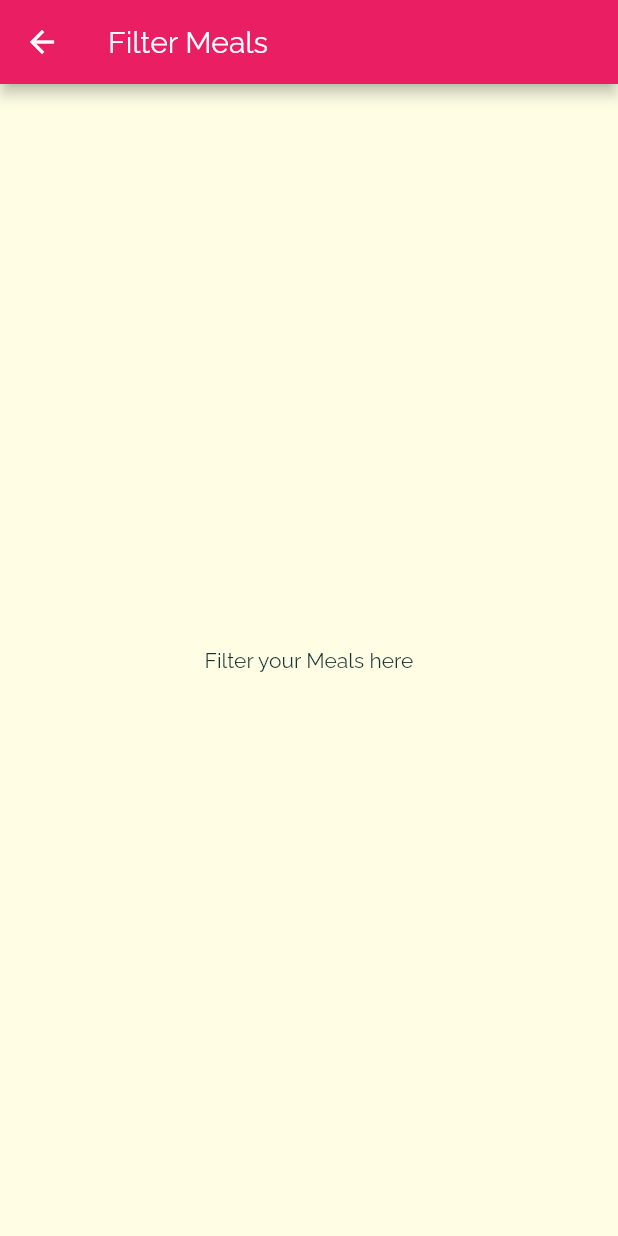
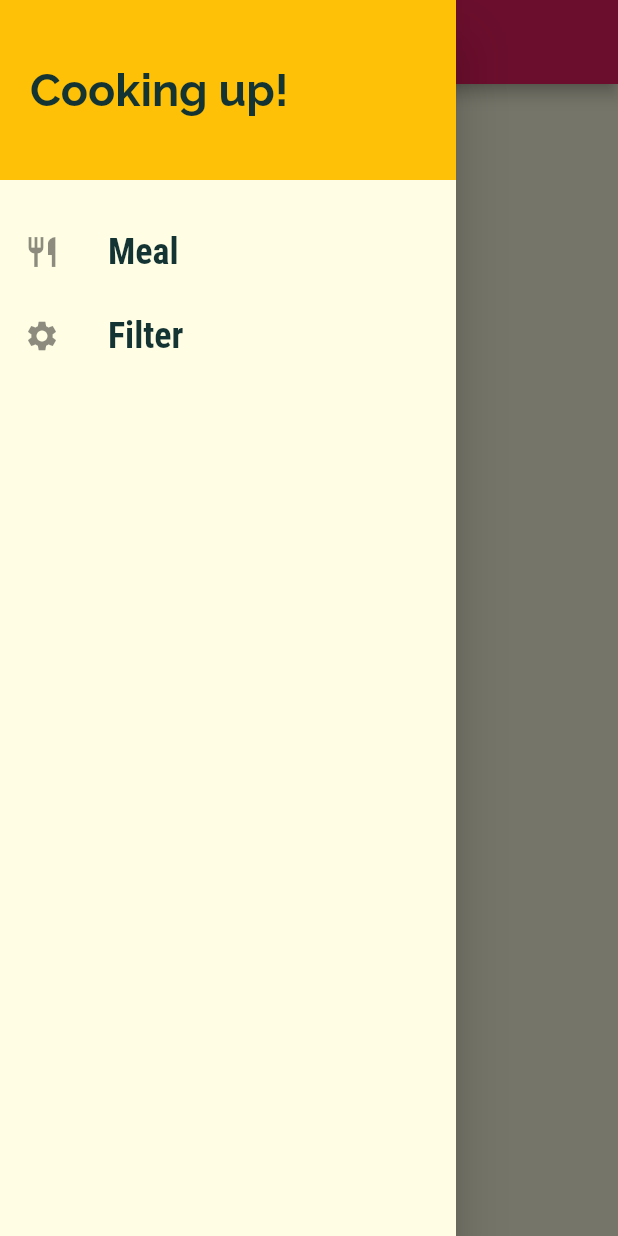
Before and after one commit to sivsnkr/flutter_food_app, a Flutter app: the FilterScreen screen opened by its route, with the side drawer open (before the commit the screen has no drawer), on a phone screen of 412 x 824 dp. Run offline on Flutter 3.47's test engine with Material 2 defaults, Android fonts, the phone set to English and light mode, and no system bars.

Commit message:
send data back and forth to meal-detail screen and category_meal_scree

```diff
--- a/lib/screen/filter_screen.dart
+++ b/lib/screen/filter_screen.dart
@@ -1,13 +1,22 @@
 import 'package:flutter/material.dart';
 
-class FilterScreen extends StatelessWidget {
+import '../widget/main_drawer.dart';
+
+class FilterScreen extends StatefulWidget {
   static const routeName = '/filter-meal';
+
+  @override
+  _FilterScreenState createState() => _FilterScreenState();
+}
+
+class _FilterScreenState extends State<FilterScreen> {
   @override
   Widget build(BuildContext context) {
     return Scaffold(
       appBar: AppBar(
         title: Text('Filter Meals'),
       ),
+      drawer: MainDrawer(),
       body: Container(
         child: Center(
           child: Text('Filter your Meals here'),
--- a/lib/screen/meal_detail.dart
+++ b/lib/screen/meal_detail.dart
@@ -160,6 +160,12 @@ class MealDetailScreen extends StatelessWidget {
           ),
         ),
       ),
+      floatingActionButton: FloatingActionButton(
+        child: Icon(Icons.delete),
+        onPressed: () {
+          Navigator.of(context).pop(mealId);
+        },
+      ),
     );
   }
 }
--- a/lib/screen/tab_screen.dart
+++ b/lib/screen/tab_screen.dart
@@ -40,7 +40,7 @@ class _TabsScreenState extends State<TabsScreen> {
         unselectedItemColor: Colors.white,
         selectedItemColor: Theme.of(context).accentColor,
         currentIndex: _selectedPageIndex,
-        type: BottomNavigationBarType.shifting,
+        // type: BottomNavigationBarType.shifting,
         items: [
           BottomNavigationBarItem(
             backgroundColor: Theme.of(context).primaryColor,
--- a/lib/widget/main_drawer.dart
+++ b/lib/widget/main_drawer.dart
@@ -43,7 +43,7 @@ class MainDrawer extends StatelessWidget {
           buildListTile(
             context,
             () {
-              Navigator.of(context).pushNamed('/');
+              Navigator.of(context).pushReplacementNamed('/');
             },
             'Meal',
             Icons.restaurant,
@@ -51,7 +51,8 @@ class MainDrawer extends StatelessWidget {
           buildListTile(
             context,
             () {
-              Navigator.of(context).pushNamed(FilterScreen.routeName);
+              Navigator.of(context)
+                  .pushReplacementNamed(FilterScreen.routeName);
             },
             'Filter',
             Icons.settings,
```
Also changed, not shown: lib/screen/category_meal_screen.dart (+36 -11 lines), lib/widget/meal_item.dart (+9 -2 lines).
